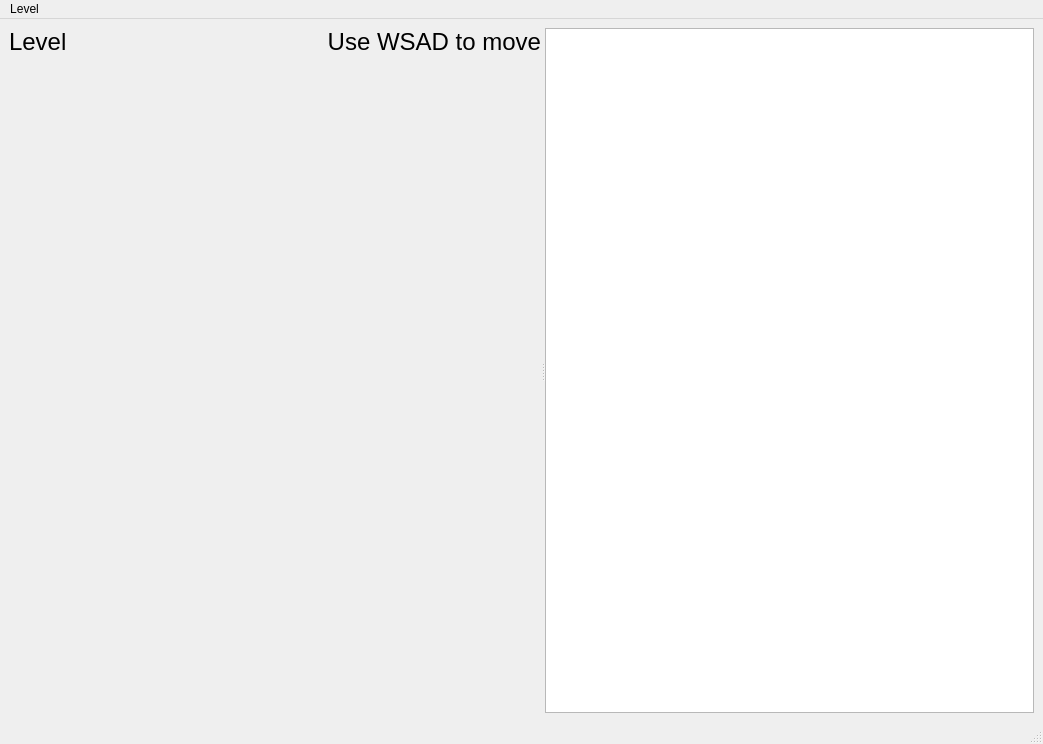
This is sokoban.ui in bakamaster/Sokoban as Qt 5 draws it before an edit. The edited form follows.
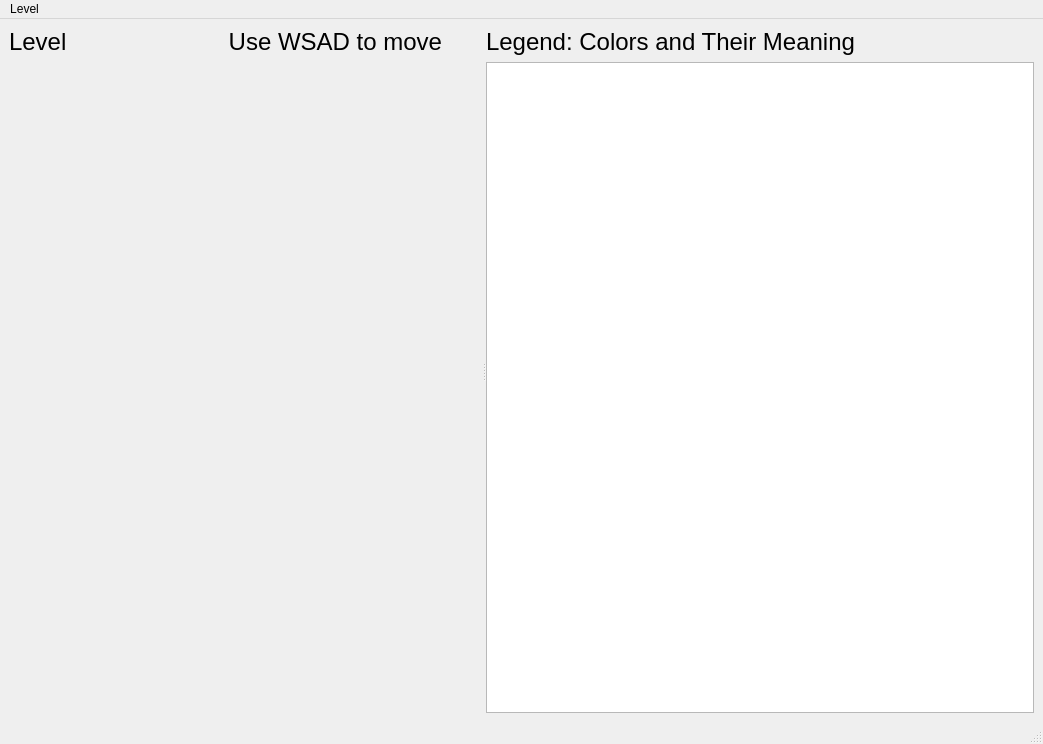
This is the edited form.

The edit to the form file:
```diff
--- a/sokoban.ui
+++ b/sokoban.ui
@@ -78,6 +78,22 @@
               </property>
              </widget>
             </item>
+            <item>
+             <spacer name="horizontalSpacer">
+              <property name="orientation">
+               <enum>Qt::Horizontal</enum>
+              </property>
+              <property name="sizeType">
+               <enum>QSizePolicy::Preferred</enum>
+              </property>
+              <property name="sizeHint" stdset="0">
+               <size>
+                <width>40</width>
+                <height>20</height>
+               </size>
+              </property>
+             </spacer>
+            </item>
            </layout>
           </item>
          </layout>
@@ -101,7 +117,20 @@
         </item>
        </layout>
       </widget>
-      <widget class="QListWidget" name="legendList"/>
+      <widget class="QWidget" name="layoutWidget">
+       <layout class="QVBoxLayout" name="verticalLayout_3">
+        <item>
+         <widget class="QLabel" name="legendLabel">
+          <property name="text">
+           <string>&lt;html&gt;&lt;head/&gt;&lt;body&gt;&lt;p&gt;&lt;span style=&quot; font-size:18pt;&quot;&gt;Legend: Colors and Their Meaning&lt;/span&gt;&lt;/p&gt;&lt;/body&gt;&lt;/html&gt;</string>
+          </property>
+         </widget>
+        </item>
+        <item>
+         <widget class="QListWidget" name="legendList"/>
+        </item>
+       </layout>
+      </widget>
      </widget>
     </item>
    </layout>
```
